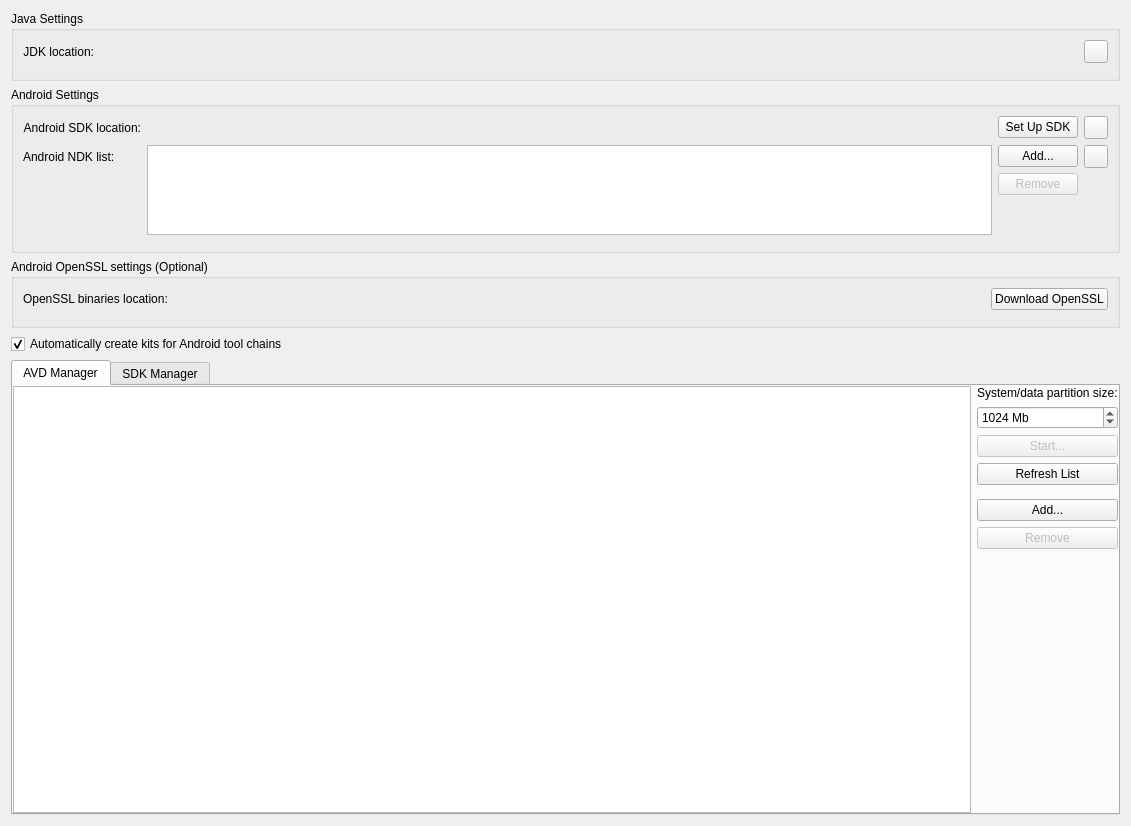
qt-creator/qt-creator, file src/plugins/android/androidsettingswidget.ui: the form before one commit.
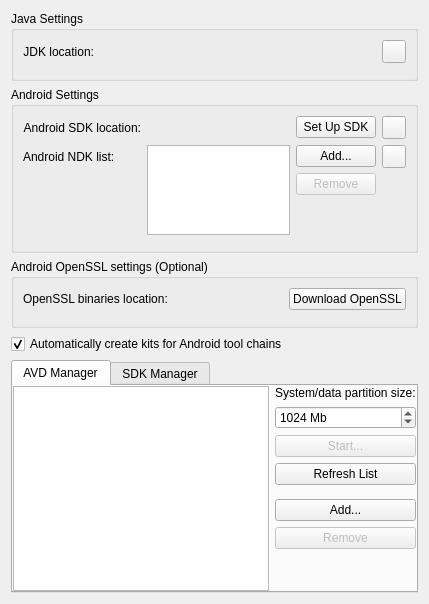
The form after the commit. Custom widgets are drawn as their Qt base class.

Commit message: Android: Fix rendering of settings background in dark mode

Diff of the .ui file:
```diff
--- a/src/plugins/android/androidsettingswidget.ui
+++ b/src/plugins/android/androidsettingswidget.ui
@@ -2,55 +2,11 @@
 <ui version="4.0">
  <class>AndroidSettingsWidget</class>
  <widget class="QWidget" name="AndroidSettingsWidget">
-  <property name="geometry">
-   <rect>
-    <x>0</x>
-    <y>0</y>
-    <width>1131</width>
-    <height>826</height>
-   </rect>
-  </property>
   <property name="windowTitle">
    <string>Android Configuration</string>
   </property>
   <layout class="QVBoxLayout" name="verticalLayout">
    <item>
-    <widget class="QScrollArea" name="scrollArea">
-     <property name="frameShape">
-      <enum>QFrame::NoFrame</enum>
-     </property>
-     <property name="frameShadow">
-      <enum>QFrame::Plain</enum>
-     </property>
-     <property name="lineWidth">
-      <number>0</number>
-     </property>
-     <property name="widgetResizable">
-      <bool>true</bool>
-     </property>
-     <widget class="QWidget" name="scrollAreaWidgetContents_2">
-      <property name="geometry">
-       <rect>
-        <x>0</x>
-        <y>0</y>
-        <width>1123</width>
-        <height>818</height>
-       </rect>
-      </property>
-      <layout class="QVBoxLayout" name="verticalLayout_4">
-       <property name="leftMargin">
-        <number>0</number>
-       </property>
-       <property name="topMargin">
-        <number>0</number>
-       </property>
-       <property name="rightMargin">
-        <number>0</number>
-       </property>
-       <property name="bottomMargin">
-        <number>0</number>
-       </property>
-       <item>
         <widget class="QGroupBox" name="javaSettingsGroupBox">
          <property name="minimumSize">
           <size>
@@ -472,10 +428,6 @@
           <attribute name="title">
            <string>SDK Manager</string>
           </attribute>
-         </widget>
-        </widget>
-       </item>
-      </layout>
      </widget>
     </widget>
    </item>
```
Lines whose indentation alone changed are shown as unchanged. The commit also changes 1 other file.
